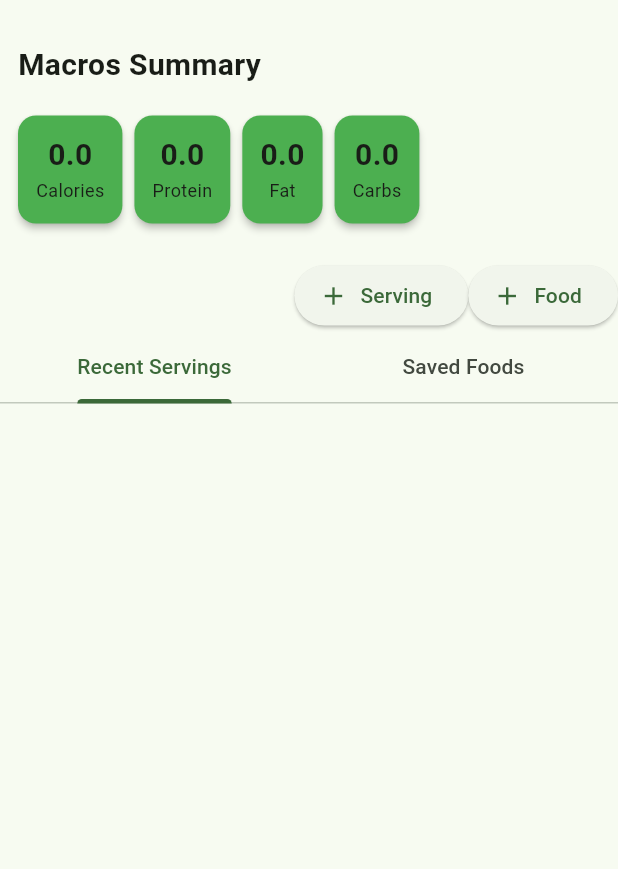
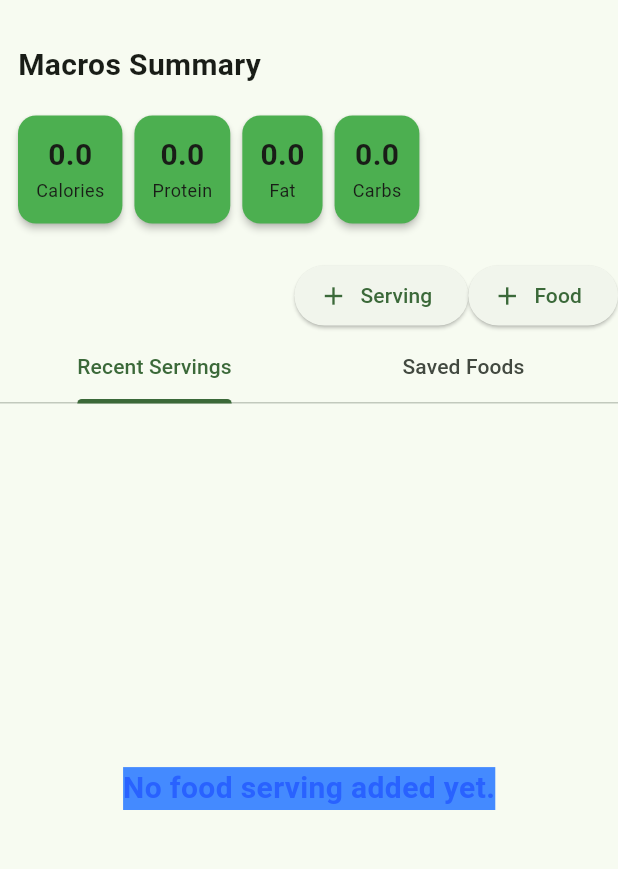
Before and after one commit to ashishtandon2000/macro_diary, a Flutter app: the screen it shows after launch, on a phone screen of 412 x 824 dp, the part 63-932 px from its top. Run offline on Flutter 3.47's test engine with Material 3 defaults, Android fonts, the phone set to English and light mode, and no system bars; our stand-ins replace shared_preferences.

Commit message:
added empty list messages for servings and food items

```diff
--- a/lib/features/home_screen/view/home_screen.dart
+++ b/lib/features/home_screen/view/home_screen.dart
@@ -79,8 +79,11 @@ class _HomeScreenState extends State<HomeScreen> {
                             ],
                           ),
                           Expanded(
-                            child: TabBarView(children: [
-                              ListView.builder(
+                            child: TabBarView(
+                                children: [
+                                  (model.foodServings.isEmpty)?
+                                  Util.wNullScreenMessage("No food serving added yet.")
+                                      :ListView.builder(
                                   itemCount: model.foodServings.length,
                                   itemBuilder: (context, index) {
                                     final serving = model.foodServings[index];
@@ -101,7 +104,8 @@ class _HomeScreenState extends State<HomeScreen> {
                                       },
                                     );
                                   }),
-                              ListView.builder(
+                                  (model.foodItems.isEmpty)?
+                                  Util.wNullScreenMessage("No food item added yet."):ListView.builder(
                                   itemCount: model.foodItems.length,
                                   itemBuilder: (context, index) {
                                     final foodItem = model.foodItems[index];
--- a/todo.txt
+++ b/todo.txt
@@ -3,7 +3,7 @@ Bugs:
 - summary values needs to be rounded to two decimal place
 
 TODO:
-- Handel exceptions
+- Handel exception
 - add null screen message
 - multiple select for delete.
 - add micros estimate fo serving mgmt.
```
